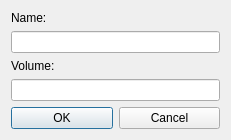
Before: the Qt Designer form DCGUI/Windows/StorageDialog.ui in DanielZorin/DataCenters, drawn with Qt 5.
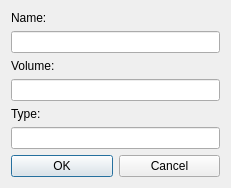
After: the same form once the commit is applied.

What changed in the file:
```diff
--- a/DCGUI/Windows/StorageDialog.ui
+++ b/DCGUI/Windows/StorageDialog.ui
@@ -7,7 +7,7 @@
     <x>0</x>
     <y>0</y>
     <width>231</width>
-    <height>139</height>
+    <height>184</height>
    </rect>
   </property>
   <property name="windowTitle">
@@ -86,6 +86,16 @@
        </item>
       </layout>
      </item>
+     <item>
+      <widget class="QLabel" name="typelabel">
+       <property name="text">
+        <string>Type:</string>
+       </property>
+      </widget>
+     </item>
+     <item>
+      <widget class="QLineEdit" name="type"/>
+     </item>
      <item>
       <layout class="QHBoxLayout" name="horizontalLayout">
        <item>
```
Left out of the diff: 2 changed lines with no effect on the pictures.
